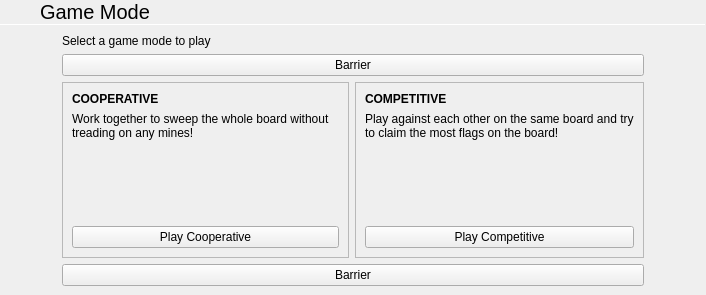
Before: the Qt Designer form online/gamemodeselect.ui in vicr123/entertaining-mines, drawn with Qt 5.
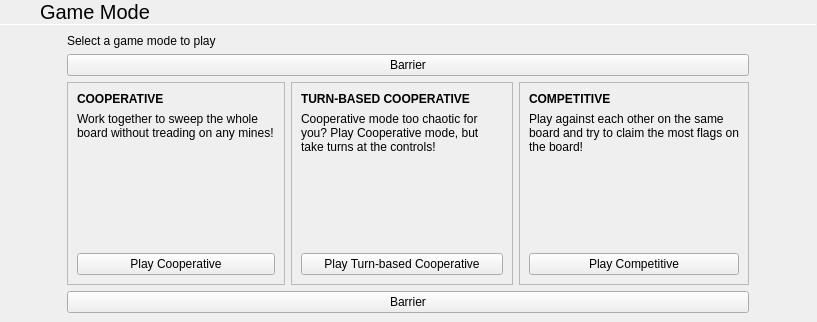
After: the same form once the commit is applied. Icons and pictures are not drawn. Custom widgets are drawn as their Qt base class.

Commit message: Introduce turn based cooperative game mode

Diff of the .ui file:
```diff
--- a/online/gamemodeselect.ui
+++ b/online/gamemodeselect.ui
@@ -6,8 +6,8 @@
    <rect>
     <x>0</x>
     <y>0</y>
-    <width>706</width>
-    <height>295</height>
+    <width>817</width>
+    <height>322</height>
    </rect>
   </property>
   <property name="windowTitle">
@@ -102,7 +102,7 @@
        </property>
        <property name="maximumSize">
         <size>
-         <width>600</width>
+         <width>700</width>
          <height>16777215</height>
         </size>
        </property>
@@ -169,7 +169,21 @@
           </layout>
          </widget>
         </item>
-        <item row="2" column="1">
+        <item row="1" column="0" colspan="3">
+         <widget class="FocusBarrier" name="focusBarrier">
+          <property name="text">
+           <string notr="true">Barrier</string>
+          </property>
+         </widget>
+        </item>
+        <item row="3" column="0" colspan="3">
+         <widget class="FocusBarrier" name="focusBarrier_2">
+          <property name="text">
+           <string notr="true">Barrier</string>
+          </property>
+         </widget>
+        </item>
+        <item row="2" column="2">
          <widget class="QFrame" name="frame_2">
           <property name="frameShape">
            <enum>QFrame::StyledPanel</enum>
@@ -224,18 +238,59 @@
           </layout>
          </widget>
         </item>
-        <item row="3" column="0" colspan="2">
-         <widget class="FocusBarrier" name="focusBarrier_2">
-          <property name="text">
-           <string notr="true">Barrier</string>
+        <item row="2" column="1">
+         <widget class="QFrame" name="frame_3">
+          <property name="frameShape">
+           <enum>QFrame::StyledPanel</enum>
           </property>
-         </widget>
-        </item>
-        <item row="1" column="0" colspan="2">
-         <widget class="FocusBarrier" name="focusBarrier">
-          <property name="text">
-           <string notr="true">Barrier</string>
+          <property name="frameShadow">
+           <enum>QFrame::Raised</enum>
           </property>
+          <layout class="QVBoxLayout" name="verticalLayout_4">
+           <item>
+            <widget class="QLabel" name="label_7">
+             <property name="font">
+              <font>
+               <weight>75</weight>
+               <bold>true</bold>
+              </font>
+             </property>
+             <property name="text">
+              <string>TURN-BASED COOPERATIVE</string>
+             </property>
+            </widget>
+           </item>
+           <item>
+            <widget class="QLabel" name="label_8">
+             <property name="text">
+              <string>Cooperative mode too chaotic for you? Play Cooperative mode, but take turns at the controls!</string>
+             </property>
+             <property name="wordWrap">
+              <bool>true</bool>
+             </property>
+            </widget>
+           </item>
+           <item>
+            <spacer name="verticalSpacer_3">
+             <property name="orientation">
+              <enum>Qt::Vertical</enum>
+             </property>
+             <property name="sizeHint" stdset="0">
+              <size>
+               <width>20</width>
+               <height>40</height>
+              </size>
+             </property>
+            </spacer>
+           </item>
+           <item>
+            <widget class="QPushButton" name="turnBasedCooperative">
+             <property name="text">
+              <string>Play Turn-based Cooperative</string>
+             </property>
+            </widget>
+           </item>
+          </layout>
          </widget>
         </item>
        </layout>
```
Left out of the diff: 1 changed line with no effect on the pictures. The commit also changes 183 other files.
